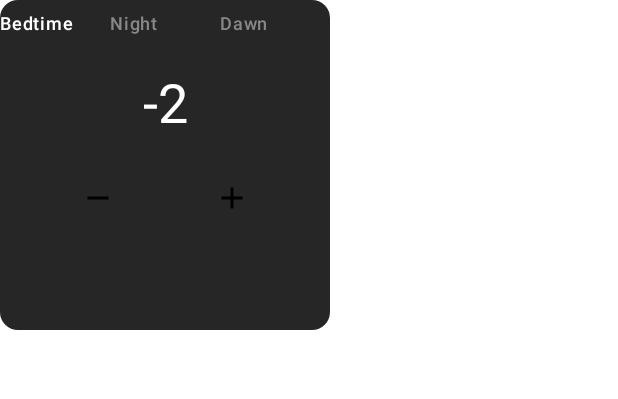
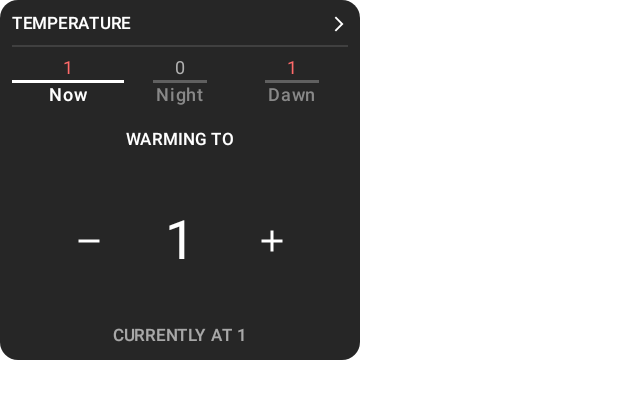
Before and after one commit to JustMcAlpin/eight-sleep-interview, an Android app built with Jetpack Compose: the @Preview function TemperatureCardPreview, on a phone screen of 412 x 824 dp. Shown: the top 399 px of the screen. Run offline under Robolectric (Android 15) with nearby library versions, the phone set to English and light mode, and no system bars.

Commit message:
style: header, dividers, constant underlines per Figma

```diff
--- a/app/src/main/java/com/eightsleep/eightandroidinterview/MainActivity.kt
+++ b/app/src/main/java/com/eightsleep/eightandroidinterview/MainActivity.kt
@@ -28,9 +28,9 @@ class MainActivity : ComponentActivity() {
                 Box(Modifier.fillMaxSize(), contentAlignment = Alignment.Center) {
 
                     TemperatureCard(
-                        phase      = vm.selected.value,
-                        temp       = vm.temps[vm.selected.value] ?: 0,
-                        cardState  = vm.cardState.value,
+                        phase          = vm.selected.value,
+                        temps          = vm.temps,                 // ← add this line
+                        cardState      = vm.cardState.value,
                         onPhaseSelected = vm::selectPhase,
                         onAdjust        = vm::adjust,
                         onToggleOff     = vm::toggleOff
--- a/app/src/main/java/com/eightsleep/eightandroidinterview/ui/TemperatureCard.kt
+++ b/app/src/main/java/com/eightsleep/eightandroidinterview/ui/TemperatureCard.kt
@@ -2,112 +2,202 @@ package com.eightsleep.eightandroidinterview.ui
 
 import androidx.compose.foundation.background
 import androidx.compose.foundation.clickable
-import androidx.compose.foundation.layout.Arrangement
-import androidx.compose.foundation.layout.Box
-import androidx.compose.foundation.layout.Column
-import androidx.compose.foundation.layout.Row
-import androidx.compose.foundation.layout.Spacer
-import androidx.compose.foundation.layout.fillMaxWidth
-import androidx.compose.foundation.layout.height
-import androidx.compose.foundation.layout.padding
-import androidx.compose.foundation.layout.size
-import androidx.compose.material3.Card
-import androidx.compose.material3.IconButton
-import androidx.compose.material3.Text
-import androidx.compose.ui.tooling.preview.Preview
-import androidx.compose.ui.unit.dp
 import androidx.compose.foundation.layout.*
 import androidx.compose.material.icons.Icons
 import androidx.compose.material.icons.filled.Add
+import androidx.compose.material.icons.filled.ArrowForwardIos
 import androidx.compose.material.icons.filled.Remove
-import androidx.compose.material3.CardDefaults
-import androidx.compose.material3.Icon
-import androidx.compose.material3.MaterialTheme
+import androidx.compose.material3.*
 import androidx.compose.runtime.Composable
 import androidx.compose.ui.Alignment
 import androidx.compose.ui.Modifier
 import androidx.compose.ui.graphics.Color
+import androidx.compose.ui.tooling.preview.Preview
+import androidx.compose.ui.unit.dp
 
-// ─── tiny enums so the file compiles ────────────────────────────────────────────
+// ── enums (keep / move elsewhere) ─────────────────────────────────────────────
 enum class TemperaturePhase { BEDTIME, NIGHT, DAWN }
-enum class CardState { OFF, IDLE, COOLING, WARMING }
+enum class CardState       { OFF, IDLE, COOLING, WARMING }
+
+// helper to tint mini temps
+private fun tempColor(v: Int): Color = when {
+    v < 0  -> Color(0xFF6AB4FF)           // blue
+    v > 0  -> Color(0xFFFF6A6A)           // red
+    else   -> Color(0xFFB0B0B0)           // neutral
+}
 
 @Composable
 fun TemperatureCard(
     phase: TemperaturePhase,
-    temp: Int,
+    temps: Map<TemperaturePhase, Int>,
     cardState: CardState,
     onPhaseSelected: (TemperaturePhase) -> Unit,
     onAdjust: (Int) -> Unit,
     onToggleOff: () -> Unit
 ) {
-    Card(   // nicer rounded container
-        modifier = Modifier.size(220.dp),
-        colors = CardDefaults.cardColors(containerColor = Color(0xFF262626))
+    val centerTemp = temps[phase] ?: 0
+    val bgColor    = Color(0xFF262626)        // neutral bg (tint later if desired)
+
+    Card(
+        modifier = Modifier.size(240.dp),
+        colors   = CardDefaults.cardColors(containerColor = bgColor)
     ) {
-        Column {
-            // ── PHASE ROW ──────────────────────────
-            Row(modifier = Modifier.fillMaxWidth()) {
+        Column(
+            Modifier
+                .fillMaxSize()
+                .padding(horizontal = 8.dp)
+        ) {
+            // ───────────── HEADER ──────────────────────────────────────────
+            Row(
+                Modifier
+                    .fillMaxWidth()
+                    .padding(top = 8.dp, bottom = 6.dp),
+                verticalAlignment = Alignment.CenterVertically
+            ) {
+                Text(
+                    text  = "TEMPERATURE",
+                    style = MaterialTheme.typography.labelSmall,
+                    color = Color.White,
+                    modifier = Modifier.weight(1f)
+                )
+                Icon(
+                    Icons.Default.ArrowForwardIos,
+                    contentDescription = null,
+                    tint = Color.White,
+                    modifier = Modifier.size(12.dp)
+                )
+            }
+            // thin divider
+            Spacer(
+                Modifier
+                    .fillMaxWidth()
+                    .height(1.dp)
+                    .background(Color.White.copy(alpha = 0.12f))
+            )
+
+            // ───────────── PHASE ROW ───────────────────────────────────────
+            Row(Modifier.fillMaxWidth()) {
                 TemperaturePhase.values().forEach { p ->
-                    Text(
-                        text = p.name.lowercase().replaceFirstChar { it.uppercase() },
+                    val isSelected = p == phase
+                    Column(
                         modifier = Modifier
                             .weight(1f)
                             .clickable { onPhaseSelected(p) }
-                            .padding(vertical = 8.dp),
-                        color = if (p == phase) Color.White else Color.Gray,
+                            .padding(vertical = 6.dp),
+                        horizontalAlignment = Alignment.CenterHorizontally
+                    ) {
+                        // mini number
+                        Text(
+                            text  = "${temps[p] ?: 0}",
+                            color = tempColor(temps[p] ?: 0),
+                            style = MaterialTheme.typography.bodySmall
+                        )
+                        // underline (always visible)
+                        Box(
+                            Modifier
+                                .height(2.dp)
+                                .let { base ->
+                                    if (isSelected) base.fillMaxWidth()
+                                    else base.width(36.dp)
+                                }
+                                .background(
+                                    if (isSelected) Color.White
+                                    else Color.Gray.copy(alpha = 0.6f)
+                                )
+                        )
+                        // label
+                        val label = if (isSelected) "Now"
+                        else p.name.lowercase().replaceFirstChar { it.uppercase() }
+                        Text(
+                            text  = label,
+                            color = if (isSelected) Color.White else Color.Gray,
                             style = MaterialTheme.typography.labelMedium
                         )
                     }
                 }
+            }
 
-            Spacer(Modifier.height(16.dp))
+            Spacer(Modifier.height(4.dp))
 
-            // ── CENTER VALUE / OFF ─────────────────
-            Box(
-                Modifier.fillMaxWidth()
-                .clickable { onToggleOff() }
-            ) {
+            // ───────────── STATUS BANNER ───────────────────────────────────
+            if (cardState == CardState.COOLING || cardState == CardState.WARMING) {
                 Text(
-                    text = if (cardState == CardState.OFF) "OFF" else temp.toString(),
-                    modifier = Modifier.align(Alignment.Center),
-                    style = MaterialTheme.typography.displaySmall,
-                    color = Color.White
+                    text  = if (cardState == CardState.COOLING) "COOLING TO" else "WARMING TO",
+                    color = Color.White,
+                    style = MaterialTheme.typography.labelSmall,
+                    modifier = Modifier
+                        .align(Alignment.CenterHorizontally)
+                        .padding(vertical = 4.dp)
                 )
             }
 
-            Spacer(Modifier.height(16.dp))
-
-            // ── +/- ROW (will disable when OFF) ───
+            // ───────────── MAIN ( –  value  + ) ────────────────────────────
             Row(
-                modifier = Modifier.fillMaxWidth(),
-                horizontalArrangement = Arrangement.SpaceEvenly
+                Modifier
+                    .weight(1f)
+                    .fillMaxWidth()
+                    .clickable { onToggleOff() },
+                horizontalArrangement = Arrangement.SpaceEvenly,
+                verticalAlignment     = Alignment.CenterVertically
             ) {
                 IconButton(
                     onClick = { onAdjust(-1) },
                     enabled = cardState != CardState.OFF
-                ) { Icon(Icons.Default.Remove, contentDescription = "decrease") }
-
+                ) {
+                    Icon(
+                        Icons.Default.Remove, null,
+                        tint = if (cardState != CardState.OFF) Color.White else Color.Gray
+                    )
+                }
+                Text(
+                    text  = if (cardState == CardState.OFF) "OFF" else centerTemp.toString(),
+                    style = MaterialTheme.typography.displaySmall,
+                    color = Color.White
+                )
                 IconButton(
                     onClick = { onAdjust(+1) },
                     enabled = cardState != CardState.OFF
-                ) { Icon(Icons.Default.Add, contentDescription = "increase") }
+                ) {
+                    Icon(
+                        Icons.Default.Add, null,
+                        tint = if (cardState != CardState.OFF) Color.White else Color.Gray
+                    )
+                }
+            }
+
+            // ───────────── CURRENTLY AT BANNER ─────────────────────────────
+            if (cardState == CardState.COOLING || cardState == CardState.WARMING) {
+                val currentTemp = temps[phase] ?: 0
+                Text(
+                    text  = "CURRENTLY AT $currentTemp",
+                    color = Color.White.copy(alpha = 0.6f),
+                    style = MaterialTheme.typography.labelSmall,
+                    modifier = Modifier
+                        .align(Alignment.CenterHorizontally)
+                        .padding(bottom = 8.dp)
+                )
+            } else {
+                Spacer(Modifier.height(8.dp))
             }
         }
     }
 }
 
-
-// ─── preview so you can see something instantly in Android Studio ──────────────
+// ───────────── PREVIEW ────────────────────────────────────────────────────────
 @Preview(showBackground = true)
 @Composable
 fun TemperatureCardPreview() {
+    val demoTemps = mapOf(
+        TemperaturePhase.BEDTIME to 1,
+        TemperaturePhase.NIGHT   to 0,
+        TemperaturePhase.DAWN    to 1
+    )
     TemperatureCard(
-        phase = TemperaturePhase.BEDTIME,
-        temp = -2,
-        cardState = CardState.IDLE,
+        phase          = TemperaturePhase.BEDTIME,
+        temps          = demoTemps,
+        cardState      = CardState.WARMING,
         onPhaseSelected = {},
-        onAdjust = {},
-        onToggleOff = {}
+        onAdjust        = {},
+        onToggleOff     = {}
     )
 }
```
Lines whose indentation alone changed are shown as unchanged.
